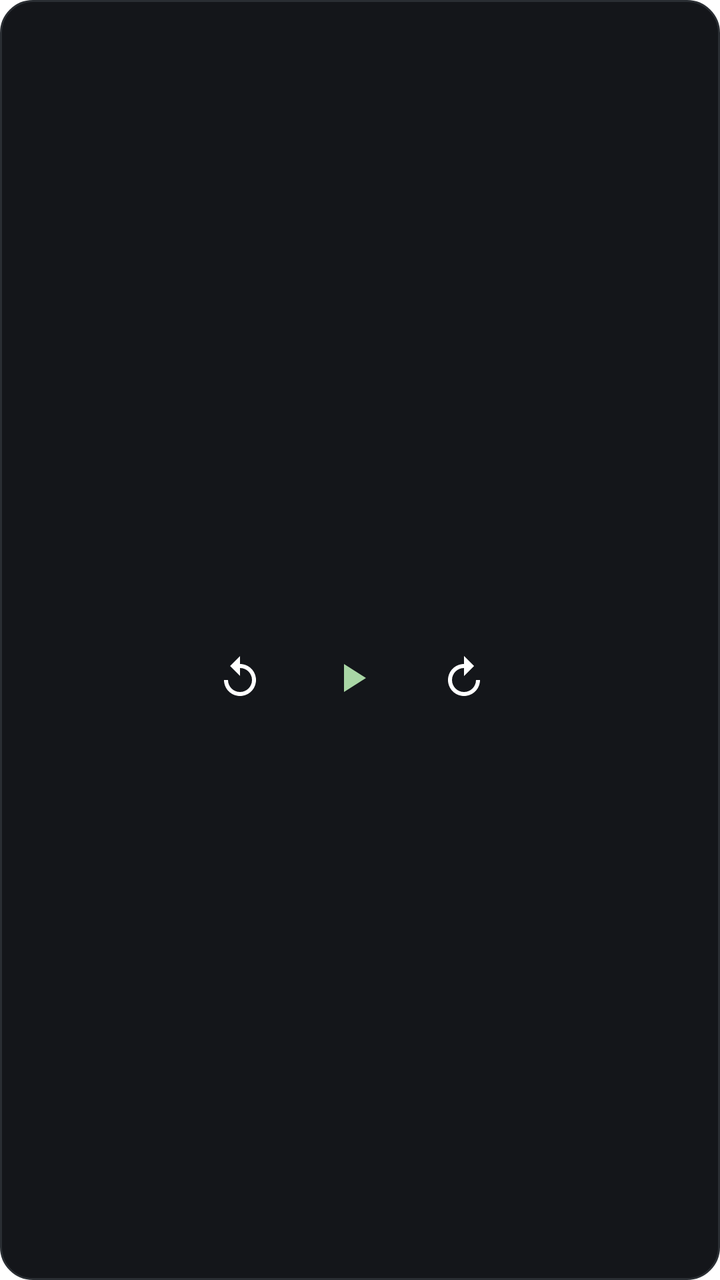
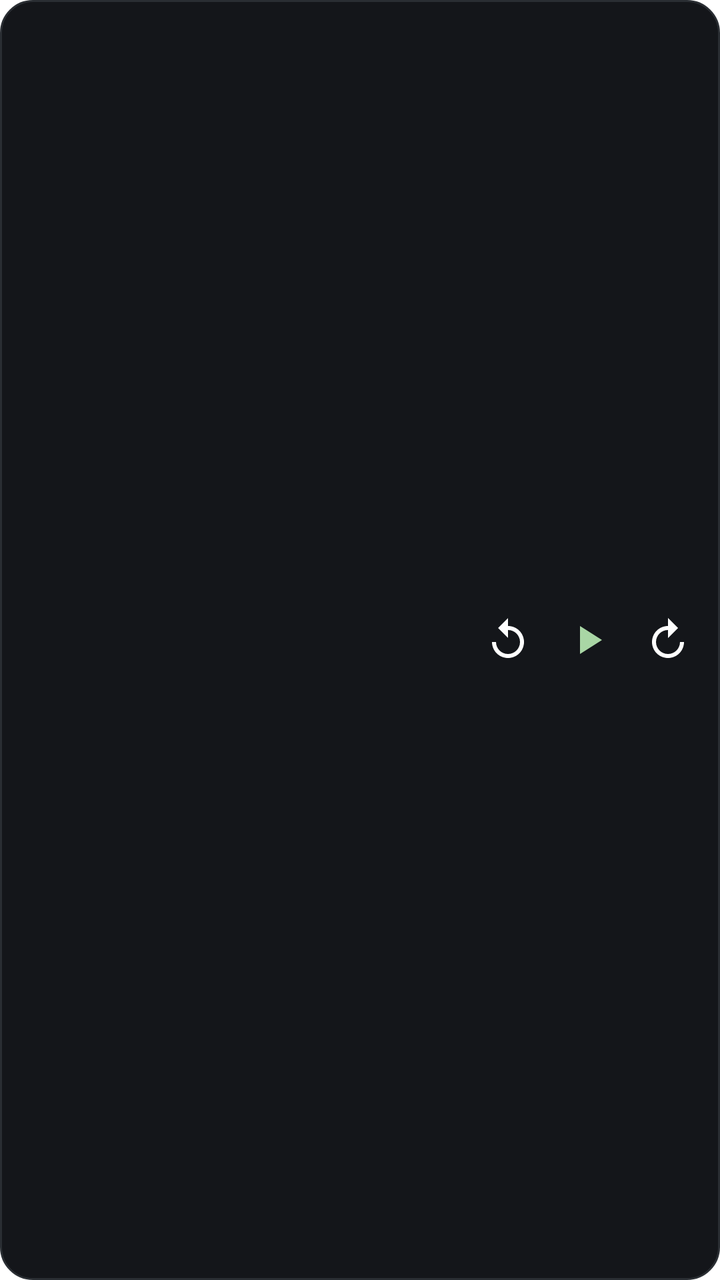

Compare the two renders of this Android layout. The source of the first and the diff that turns it into the second are given below.
<!-- AndroidManifest.xml: fallback theme Theme.MaterialComponents.DayNight.NoActionBar -->
<!-- res/layout/book_widget.xml -->
<?xml version="1.0" encoding="utf-8"?>
<LinearLayout xmlns:android="http://schemas.android.com/apk/res/android"
    android:layout_width="match_parent"
    android:layout_height="match_parent"
    android:background="@drawable/widget_background"
    android:orientation="horizontal"
    android:padding="12dp">

    <ImageView
        android:id="@+id/widget_cover"
        android:layout_width="76dp"
        android:layout_height="76dp"
        android:contentDescription="Book cover"
        android:scaleType="centerCrop" />

    <LinearLayout
        android:layout_width="0dp"
        android:layout_height="match_parent"
        android:layout_weight="1"
        android:orientation="vertical"
        android:paddingStart="12dp">

        <TextView
            android:id="@+id/widget_title"
            android:layout_width="match_parent"
            android:layout_height="wrap_content"
            android:ellipsize="end"
            android:maxLines="2"
            android:textColor="#FFFFFF"
            android:textSize="15sp"
            android:textStyle="bold" />

        <TextView
            android:id="@+id/widget_artist"
            android:layout_width="match_parent"
            android:layout_height="wrap_content"
            android:ellipsize="end"
            android:maxLines="1"
            android:textColor="#9DB89F"
            android:textSize="13sp" />

        <LinearLayout
            android:layout_width="match_parent"
            android:layout_height="0dp"
            android:layout_weight="1"
            android:gravity="center_vertical"
            android:orientation="horizontal">

            <ImageButton
                android:id="@+id/widget_rew"
                android:layout_width="40dp"
                android:layout_height="40dp"
                android:background="?android:attr/selectableItemBackgroundBorderless"
                android:contentDescription="Skip back"
                android:src="@drawable/ic_widget_rew" />

            <ImageButton
                android:id="@+id/widget_play"
                android:layout_width="52dp"
                android:layout_height="52dp"
                android:layout_marginStart="10dp"
                android:background="?android:attr/selectableItemBackgroundBorderless"
                android:contentDescription="Play or pause"
                android:src="@drawable/ic_widget_play" />

            <ImageButton
                android:id="@+id/widget_fwd"
                android:layout_width="40dp"
                android:layout_height="40dp"
                android:layout_marginStart="10dp"
                android:background="?android:attr/selectableItemBackgroundBorderless"
                android:contentDescription="Skip forward"
                android:src="@drawable/ic_widget_fwd" />
        </LinearLayout>
    </LinearLayout>
</LinearLayout>
<!-- resources referenced by this layout -->
<resources>
  <!-- drawable ic_widget_fwd (drawable) -->
  <?xml version="1.0" encoding="utf-8"?>
  <vector xmlns:android="http://schemas.android.com/apk/res/android"
      android:width="24dp" android:height="24dp"
      android:viewportWidth="24" android:viewportHeight="24">
      <group
          android:pivotX="12"
          android:pivotY="12"
          android:scaleX="-1">
          <path android:fillColor="#FFFFFF"
              android:pathData="M12,5V1L7,6l5,5V7c3.31,0 6,2.69 6,6s-2.69,6 -6,6 -6,-2.69 -6,-6H4c0,4.42 3.58,8 8,8s8,-3.58 8,-8 -3.58,-8 -8,-8z" />
      </group>
  </vector>
  <!-- drawable ic_widget_play (drawable) -->
  <?xml version="1.0" encoding="utf-8"?>
  <vector xmlns:android="http://schemas.android.com/apk/res/android"
      android:width="24dp" android:height="24dp"
      android:viewportWidth="24" android:viewportHeight="24">
      <path android:fillColor="#A9D6A5" android:pathData="M8,5v14l11,-7z" />
  </vector>
  <!-- drawable ic_widget_rew (drawable) -->
  <?xml version="1.0" encoding="utf-8"?>
  <vector xmlns:android="http://schemas.android.com/apk/res/android"
      android:width="24dp" android:height="24dp"
      android:viewportWidth="24" android:viewportHeight="24">
      <path android:fillColor="#FFFFFF"
          android:pathData="M12,5V1L7,6l5,5V7c3.31,0 6,2.69 6,6s-2.69,6 -6,6 -6,-2.69 -6,-6H4c0,4.42 3.58,8 8,8s8,-3.58 8,-8 -3.58,-8 -8,-8z" />
  </vector>
  <!-- drawable widget_background (drawable) -->
  <?xml version="1.0" encoding="utf-8"?>
  <shape xmlns:android="http://schemas.android.com/apk/res/android"
      android:shape="rectangle">
      <corners android:radius="16dp" />
      <solid android:color="#14161A" />
      <stroke
          android:width="1dp"
          android:color="#2A2E33" />
  </shape>
</resources>

<!-- the commit's change to res/layout/book_widget.xml (unified diff, before → after) -->
@@ -3,31 +3,32 @@
     android:layout_width="match_parent"
     android:layout_height="match_parent"
     android:background="@drawable/widget_background"
+    android:gravity="center_vertical"
     android:orientation="horizontal"
-    android:padding="12dp">
+    android:padding="8dp">
 
     <ImageView
         android:id="@+id/widget_cover"
-        android:layout_width="76dp"
-        android:layout_height="76dp"
+        android:layout_width="48dp"
+        android:layout_height="48dp"
         android:contentDescription="Book cover"
         android:scaleType="centerCrop" />
 
     <LinearLayout
         android:layout_width="0dp"
-        android:layout_height="match_parent"
+        android:layout_height="wrap_content"
+        android:layout_marginStart="10dp"
         android:layout_weight="1"
-        android:orientation="vertical"
-        android:paddingStart="12dp">
+        android:orientation="vertical">
 
         <TextView
             android:id="@+id/widget_title"
             android:layout_width="match_parent"
             android:layout_height="wrap_content"
             android:ellipsize="end"
-            android:maxLines="2"
+            android:maxLines="1"
             android:textColor="#FFFFFF"
-            android:textSize="15sp"
+            android:textSize="14sp"
             android:textStyle="bold" />
 
         <TextView
@@ -37,40 +38,30 @@
             android:ellipsize="end"
             android:maxLines="1"
             android:textColor="#9DB89F"
-            android:textSize="13sp" />
+            android:textSize="12sp" />
+    </LinearLayout>
 
-        <LinearLayout
-            android:layout_width="match_parent"
-            android:layout_height="0dp"
-            android:layout_weight="1"
-            android:gravity="center_vertical"
-            android:orientation="horizontal">
+    <ImageButton
+        android:id="@+id/widget_rew"
+        android:layout_width="36dp"
+        android:layout_height="36dp"
+        android:background="?android:attr/selectableItemBackgroundBorderless"
+        android:contentDescription="Skip back"
+        android:src="@drawable/ic_widget_rew" />
 
-            <ImageButton
-                android:id="@+id/widget_rew"
-                android:layout_width="40dp"
-                android:layout_height="40dp"
-                android:background="?android:attr/selectableItemBackgroundBorderless"
-                android:contentDescription="Skip back"
-                android:src="@drawable/ic_widget_rew" />
+    <ImageButton
+        android:id="@+id/widget_play"
+        android:layout_width="44dp"
+        android:layout_height="44dp"
+        android:background="?android:attr/selectableItemBackgroundBorderless"
+        android:contentDescription="Play or pause"
+        android:src="@drawable/ic_widget_play" />
 
-            <ImageButton
-                android:id="@+id/widget_play"
-                android:layout_width="52dp"
-                android:layout_height="52dp"
-                android:layout_marginStart="10dp"
-                android:background="?android:attr/selectableItemBackgroundBorderless"
-                android:contentDescription="Play or pause"
-                android:src="@drawable/ic_widget_play" />
-
-            <ImageButton
-                android:id="@+id/widget_fwd"
-                android:layout_width="40dp"
-                android:layout_height="40dp"
-                android:layout_marginStart="10dp"
-                android:background="?android:attr/selectableItemBackgroundBorderless"
-                android:contentDescription="Skip forward"
-                android:src="@drawable/ic_widget_fwd" />
-        </LinearLayout>
-    </LinearLayout>
+    <ImageButton
+        android:id="@+id/widget_fwd"
+        android:layout_width="36dp"
+        android:layout_height="36dp"
+        android:background="?android:attr/selectableItemBackgroundBorderless"
+        android:contentDescription="Skip forward"
+        android:src="@drawable/ic_widget_fwd" />
 </LinearLayout>
